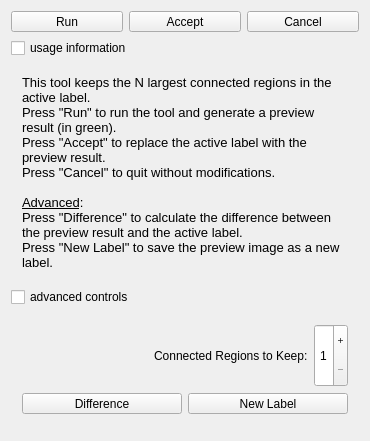
MITK/MITK, file Modules/SegmentationUI/Qmitk/QmitkKeepNConnectedRegionsTool3DGUIControls.ui: the form before one commit.
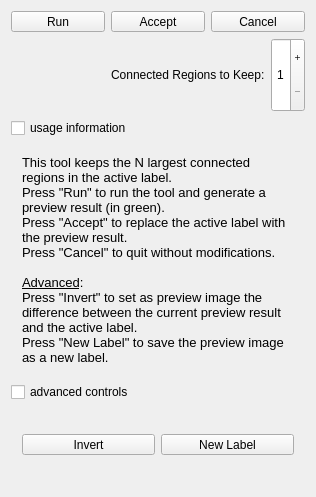
The form after the commit. Icons and pictures are not drawn.

Commit message: usability improvements in 3D tools

The edit to the form file:
```diff
--- a/Modules/SegmentationUI/Qmitk/QmitkKeepNConnectedRegionsTool3DGUIControls.ui
+++ b/Modules/SegmentationUI/Qmitk/QmitkKeepNConnectedRegionsTool3DGUIControls.ui
@@ -6,8 +6,8 @@
    <rect>
     <x>0</x>
     <y>0</y>
-    <width>370</width>
-    <height>441</height>
+    <width>316</width>
+    <height>497</height>
    </rect>
   </property>
   <property name="sizePolicy">
@@ -157,59 +157,6 @@
     </layout>
    </item>
    <item>
-    <widget class="QCheckBox" name="m_cbShowInformation">
-     <property name="text">
-      <string>usage information</string>
-     </property>
-    </widget>
-   </item>
-   <item>
-    <widget class="QWidget" name="m_InformationWidget" native="true">
-     <property name="minimumSize">
-      <size>
-       <width>0</width>
-       <height>0</height>
-      </size>
-     </property>
-     <layout class="QVBoxLayout" name="verticalLayout_3">
-      <item>
-       <widget class="QLabel" name="lblInfo">
-        <property name="text">
-         <string>&lt;!DOCTYPE HTML PUBLIC &quot;-//W3C//DTD HTML 4.0//EN&quot; &quot;http://www.w3.org/TR/REC-html40/strict.dtd&quot;&gt;
-&lt;html&gt;&lt;head&gt;&lt;meta name=&quot;qrichtext&quot; content=&quot;1&quot; /&gt;&lt;style type=&quot;text/css&quot;&gt;
-p, li { white-space: pre-wrap; }
-&lt;/style&gt;&lt;/head&gt;&lt;body style=&quot; font-family:'MS Shell Dlg 2'; font-size:8pt; font-weight:400; font-style:normal;&quot;&gt;
-&lt;p style=&quot; margin-top:0px; margin-bottom:0px; margin-left:0px; margin-right:0px; -qt-block-indent:0; text-indent:0px;&quot;&gt;&lt;span style=&quot; font-family:'Sans'; font-size:10pt;&quot;&gt;This tool keeps the N largest connected regions in the active label.&lt;/span&gt;&lt;/p&gt;
-&lt;p style=&quot; margin-top:0px; margin-bottom:0px; margin-left:0px; margin-right:0px; -qt-block-indent:0; text-indent:0px;&quot;&gt;&lt;span style=&quot; font-family:'Sans'; font-size:10pt;&quot;&gt;Press &amp;quot;Run&amp;quot; to run the tool and generate a preview result (in green).&lt;/span&gt;&lt;/p&gt;
-&lt;p style=&quot; margin-top:0px; margin-bottom:0px; margin-left:0px; margin-right:0px; -qt-block-indent:0; text-indent:0px;&quot;&gt;&lt;span style=&quot; font-family:'Sans'; font-size:10pt;&quot;&gt;Press &amp;quot;Accept&amp;quot; to replace the active label with the preview result.&lt;/span&gt;&lt;/p&gt;
-&lt;p style=&quot; margin-top:0px; margin-bottom:0px; margin-left:0px; margin-right:0px; -qt-block-indent:0; text-indent:0px;&quot;&gt;&lt;span style=&quot; font-family:'Sans'; font-size:10pt;&quot;&gt;Press &amp;quot;Cancel&amp;quot; to quit without modifications.&lt;/span&gt;&lt;/p&gt;
-&lt;p style=&quot;-qt-paragraph-type:empty; margin-top:0px; margin-bottom:0px; margin-left:0px; margin-right:0px; -qt-block-indent:0; text-indent:0px; font-family:'Sans'; font-size:10pt;&quot;&gt;&lt;br /&gt;&lt;/p&gt;
-&lt;p style=&quot; margin-top:0px; margin-bottom:0px; margin-left:0px; margin-right:0px; -qt-block-indent:0; text-indent:0px;&quot;&gt;&lt;span style=&quot; font-family:'Sans'; font-size:10pt; text-decoration: underline;&quot;&gt;Advanced&lt;/span&gt;&lt;span style=&quot; font-family:'Sans'; font-size:10pt;&quot;&gt;:&lt;/span&gt;&lt;/p&gt;
-&lt;p style=&quot; margin-top:0px; margin-bottom:0px; margin-left:0px; margin-right:0px; -qt-block-indent:0; text-indent:0px;&quot;&gt;&lt;span style=&quot; font-family:'Sans'; font-size:10pt;&quot;&gt;Press &amp;quot;Difference&amp;quot; to calculate the difference between the preview result and the active label.&lt;/span&gt;&lt;/p&gt;
-&lt;p style=&quot; margin-top:0px; margin-bottom:0px; margin-left:0px; margin-right:0px; -qt-block-indent:0; text-indent:0px;&quot;&gt;&lt;span style=&quot; font-family:'Sans'; font-size:10pt;&quot;&gt;Press &amp;quot;New Label&amp;quot; to save the preview image as a new label.&lt;/span&gt;&lt;/p&gt;&lt;/body&gt;&lt;/html&gt;</string>
-        </property>
-        <property name="alignment">
-         <set>Qt::AlignVCenter</set>
-        </property>
-        <property name="wordWrap">
-         <bool>true</bool>
-        </property>
-       </widget>
-      </item>
-     </layout>
-    </widget>
-   </item>
-   <item>
-    <widget class="QCheckBox" name="m_cbShowAdvancedControls">
-     <property name="text">
-      <string>advanced controls</string>
-     </property>
-    </widget>
-   </item>
-   <item>
-    <widget class="QWidget" name="m_AdvancedControlsWidget" native="true">
-     <layout class="QVBoxLayout" name="verticalLayout">
-      <item>
        <layout class="QHBoxLayout" name="horizontalLayout_3">
         <item>
          <spacer name="horizontalSpacer_2">
@@ -277,6 +224,59 @@
        </layout>
       </item>
       <item>
+    <widget class="QCheckBox" name="m_cbShowInformation">
+     <property name="text">
+      <string>usage information</string>
+     </property>
+    </widget>
+   </item>
+   <item>
+    <widget class="QWidget" name="m_InformationWidget" native="true">
+     <property name="minimumSize">
+      <size>
+       <width>0</width>
+       <height>0</height>
+      </size>
+     </property>
+     <layout class="QVBoxLayout" name="verticalLayout_3">
+      <item>
+       <widget class="QLabel" name="lblInfo">
+        <property name="text">
+         <string>&lt;!DOCTYPE HTML PUBLIC &quot;-//W3C//DTD HTML 4.0//EN&quot; &quot;http://www.w3.org/TR/REC-html40/strict.dtd&quot;&gt;
+&lt;html&gt;&lt;head&gt;&lt;meta name=&quot;qrichtext&quot; content=&quot;1&quot; /&gt;&lt;style type=&quot;text/css&quot;&gt;
+p, li { white-space: pre-wrap; }
+&lt;/style&gt;&lt;/head&gt;&lt;body style=&quot; font-family:'MS Shell Dlg 2'; font-size:8pt; font-weight:400; font-style:normal;&quot;&gt;
+&lt;p style=&quot; margin-top:0px; margin-bottom:0px; margin-left:0px; margin-right:0px; -qt-block-indent:0; text-indent:0px;&quot;&gt;&lt;span style=&quot; font-family:'Sans'; font-size:10pt;&quot;&gt;This tool keeps the N largest connected regions in the active label.&lt;/span&gt;&lt;/p&gt;
+&lt;p style=&quot; margin-top:0px; margin-bottom:0px; margin-left:0px; margin-right:0px; -qt-block-indent:0; text-indent:0px;&quot;&gt;&lt;span style=&quot; font-family:'Sans'; font-size:10pt;&quot;&gt;Press &amp;quot;Run&amp;quot; to run the tool and generate a preview result (in green).&lt;/span&gt;&lt;/p&gt;
+&lt;p style=&quot; margin-top:0px; margin-bottom:0px; margin-left:0px; margin-right:0px; -qt-block-indent:0; text-indent:0px;&quot;&gt;&lt;span style=&quot; font-family:'Sans'; font-size:10pt;&quot;&gt;Press &amp;quot;Accept&amp;quot; to replace the active label with the preview result.&lt;/span&gt;&lt;/p&gt;
+&lt;p style=&quot; margin-top:0px; margin-bottom:0px; margin-left:0px; margin-right:0px; -qt-block-indent:0; text-indent:0px;&quot;&gt;&lt;span style=&quot; font-family:'Sans'; font-size:10pt;&quot;&gt;Press &amp;quot;Cancel&amp;quot; to quit without modifications.&lt;/span&gt;&lt;/p&gt;
+&lt;p style=&quot;-qt-paragraph-type:empty; margin-top:0px; margin-bottom:0px; margin-left:0px; margin-right:0px; -qt-block-indent:0; text-indent:0px; font-family:'Sans'; font-size:10pt;&quot;&gt;&lt;br /&gt;&lt;/p&gt;
+&lt;p style=&quot; margin-top:0px; margin-bottom:0px; margin-left:0px; margin-right:0px; -qt-block-indent:0; text-indent:0px;&quot;&gt;&lt;span style=&quot; font-family:'Sans'; font-size:10pt; text-decoration: underline;&quot;&gt;Advanced&lt;/span&gt;&lt;span style=&quot; font-family:'Sans'; font-size:10pt;&quot;&gt;:&lt;/span&gt;&lt;/p&gt;
+&lt;p style=&quot; margin-top:0px; margin-bottom:0px; margin-left:0px; margin-right:0px; -qt-block-indent:0; text-indent:0px;&quot;&gt;&lt;span style=&quot; font-family:'Sans'; font-size:10pt;&quot;&gt;Press &amp;quot;Invert&amp;quot; to set as preview image the difference between the current preview result and the active label.&lt;/span&gt;&lt;/p&gt;
+&lt;p style=&quot; margin-top:0px; margin-bottom:0px; margin-left:0px; margin-right:0px; -qt-block-indent:0; text-indent:0px;&quot;&gt;&lt;span style=&quot; font-family:'Sans'; font-size:10pt;&quot;&gt;Press &amp;quot;New Label&amp;quot; to save the preview image as a new label.&lt;/span&gt;&lt;/p&gt;&lt;/body&gt;&lt;/html&gt;</string>
+        </property>
+        <property name="alignment">
+         <set>Qt::AlignVCenter</set>
+        </property>
+        <property name="wordWrap">
+         <bool>true</bool>
+        </property>
+       </widget>
+      </item>
+     </layout>
+    </widget>
+   </item>
+   <item>
+    <widget class="QCheckBox" name="m_cbShowAdvancedControls">
+     <property name="text">
+      <string>advanced controls</string>
+     </property>
+    </widget>
+   </item>
+   <item>
+    <widget class="QWidget" name="m_AdvancedControlsWidget" native="true">
+     <layout class="QVBoxLayout" name="verticalLayout">
+      <item>
        <layout class="QHBoxLayout" name="horizontalLayout_4">
         <item>
          <widget class="QToolButton" name="m_pbDifference">
@@ -293,7 +293,7 @@
            <string>Calculate the difference between the active label and the current preview result</string>
           </property>
           <property name="text">
-           <string>Difference</string>
+           <string>Invert</string>
           </property>
           <property name="icon">
            <iconset resource="../resources/SegmentationUI.qrc">
```
Lines whose indentation alone changed are shown as unchanged. The commit also changes 32 other files.
